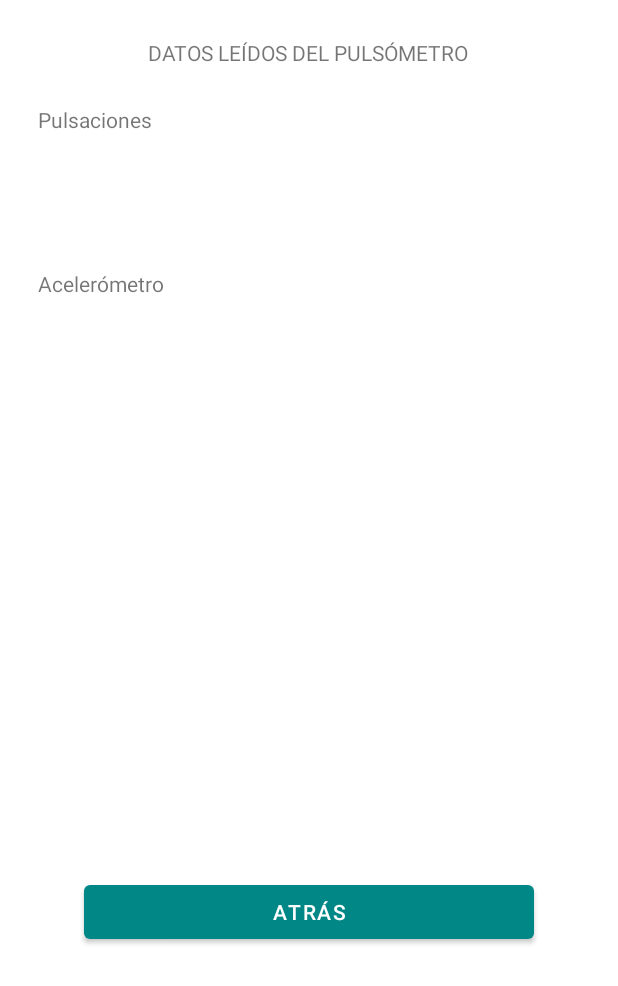
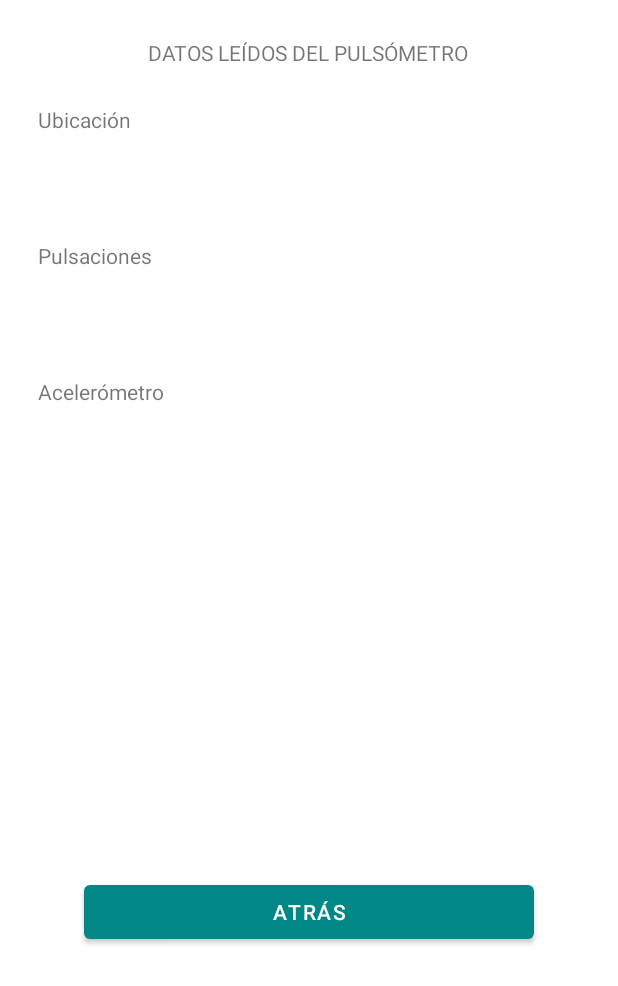
Before and after one commit to robgzj/TFG_Teleasistencia_2021, an Android app: the screen it shows after launch (DatosSensores), after a tap on "DATOS SENSORES", on a phone screen of 412 x 824 dp, the part 250-1236 px from its top. Run offline under Robolectric (Android 15) with nearby library versions, the phone set to English and light mode, and no system bars.

Commit message:
Añadida la funcionalidad del lector del acelerómetro y GPS

```diff
--- a/AndroidProject/app/src/main/AndroidManifest.xml
+++ b/AndroidProject/app/src/main/AndroidManifest.xml
@@ -1,7 +1,9 @@
 <?xml version="1.0" encoding="utf-8"?>
 <manifest xmlns:android="http://schemas.android.com/apk/res/android"
+    xmlns:tools="http://schemas.android.com/tools"
     package="com.example.tfg_teleasistencia_2021">
 
+    <uses-permission android:name="android.permission.ACCESS_FINE_LOCATION" />
     <application
         android:allowBackup="true"
         android:icon="@mipmap/app_icon"
--- a/AndroidProject/app/src/main/java/com/example/tfg_teleasistencia_2021/DatosSensores.java
+++ b/AndroidProject/app/src/main/java/com/example/tfg_teleasistencia_2021/DatosSensores.java
@@ -1,14 +1,55 @@
 package com.example.tfg_teleasistencia_2021;
 
+import android.Manifest;
+import android.annotation.SuppressLint;
 import android.content.Intent;
+import android.content.pm.PackageManager;
+import android.hardware.Sensor;
+import android.hardware.SensorEvent;
+import android.hardware.SensorEventListener;
+import android.hardware.SensorListener;
+import android.hardware.SensorManager;
+import android.location.Location;
+import android.location.LocationListener;
+import android.location.LocationManager;
 import android.os.Bundle;
 import android.widget.Button;
+import android.widget.TextView;
+import android.widget.Toast;
 
+import androidx.annotation.NonNull;
 import androidx.appcompat.app.AppCompatActivity;
+import androidx.core.app.ActivityCompat;
 
 public class DatosSensores extends AppCompatActivity {
 
+    private static final int REQUEST_CODE_LOCATION_PERMISSION = 1;
     Button btn_atras;
+    TextView txtUbi;
+    TextView txtAcelerometro;
+    Sensor acelerometro;
+    protected LocationManager mLocationManager;
+    protected SensorManager mSensorManager;
+
+    protected SensorEventListener mSensorListener= new SensorEventListener() {
+        @Override
+        public void onSensorChanged(SensorEvent event) {
+            txtAcelerometro.setText(String.format("X: %s\nY: %s\nZ: %s",event.values[0], event.values[1], event.values[2]));
+        }
+
+        @Override
+        public void onAccuracyChanged(Sensor sensor, int accuracy) {
+
+        }
+    };
+
+    protected LocationListener mLocationListener = new LocationListener() {
+        @Override
+        public void onLocationChanged(Location location) {
+            txtUbi.setText(String.format("Latitud: %s\nLongitud: %s", location.getLatitude(), location.getLongitude()));
+        }
+    };
+
     @Override
     protected void onCreate(Bundle savedInstanceState) {
         super.onCreate(savedInstanceState);
@@ -17,8 +58,49 @@ public class DatosSensores extends AppCompatActivity {
         btn_atras= findViewById(R.id.boton_atras2);
         btn_atras.setOnClickListener(v -> openMainActivity());
 
+        txtUbi=findViewById(R.id.datos_ubicacion);
+        txtAcelerometro=findViewById(R.id.datos_acelerometro);
 
+        getAccelerometerValues();
+
+        //Si no ha pedido permisos de ubicación los pide, si ya los ha pedido, no hace falta
+        if (ActivityCompat.checkSelfPermission(this, Manifest.permission.ACCESS_FINE_LOCATION) != PackageManager.PERMISSION_GRANTED && ActivityCompat.checkSelfPermission(this, Manifest.permission.ACCESS_COARSE_LOCATION) != PackageManager.PERMISSION_GRANTED) {
+            ActivityCompat.requestPermissions(this, new String[]{Manifest.permission.ACCESS_FINE_LOCATION}, REQUEST_CODE_LOCATION_PERMISSION);
+        }else{
+            getCurrentLocation();
+        }
     }
+
+
+    @Override
+    public void onRequestPermissionsResult(int requestCode, @NonNull String[] permissions, @NonNull int[] grantResults) {
+        super.onRequestPermissionsResult(requestCode, permissions, grantResults);
+        //En los permisos de ubicacion, si ha dicho que si, te da la ubicacion, si no te manda un mensaje de permiso denegado
+        if(requestCode==REQUEST_CODE_LOCATION_PERMISSION && grantResults.length >0){
+            if(grantResults[0] == PackageManager.PERMISSION_GRANTED){
+                getCurrentLocation();
+            }else{
+                Toast.makeText(this, "Permiso de ubicación denegado", Toast.LENGTH_SHORT).show();
+            }
+        }
+    }
+
+    @SuppressLint("MissingPermission")
+    private void getCurrentLocation() {
+        mLocationManager = (LocationManager) getSystemService(LOCATION_SERVICE);
+
+        mLocationManager.requestLocationUpdates(LocationManager.GPS_PROVIDER, 0,
+                0, mLocationListener);
+    }
+
+    private void getAccelerometerValues() {
+        mSensorManager= (SensorManager) getSystemService(SENSOR_SERVICE);
+
+        acelerometro= mSensorManager.getDefaultSensor(Sensor.TYPE_ACCELEROMETER);
+        mSensorManager.registerListener(mSensorListener, acelerometro, SensorManager.SENSOR_DELAY_NORMAL);
+    }
+
+
     public void openMainActivity(){
         Intent intent =new Intent(this, MainActivity.class);
         startActivity(intent);
--- a/AndroidProject/app/src/main/java/com/example/tfg_teleasistencia_2021/MainActivity.java
+++ b/AndroidProject/app/src/main/java/com/example/tfg_teleasistencia_2021/MainActivity.java
@@ -36,7 +36,7 @@ public class MainActivity extends AppCompatActivity{
         //Guardar estado switch
         switchB=findViewById(R.id.encender_app);
         SharedPreferences sharedPreferences= getSharedPreferences("save",MODE_PRIVATE);
-        switchB.setChecked(sharedPreferences.getBoolean("value", false));
+        switchB.setChecked(sharedPreferences.getBoolean("value", true));
 
         switchB.setOnClickListener(new View.OnClickListener() {
             @Override
--- a/AndroidProject/app/src/main/res/layout/datos_layout.xml
+++ b/AndroidProject/app/src/main/res/layout/datos_layout.xml
@@ -27,6 +27,26 @@
         android:layout_above="@id/boton_atras2"
         android:layout_below="@id/datos_leidos"
         android:layout_margin="25dp">
+
+        <TableRow
+            android:layout_width="match_parent"
+            android:layout_height="match_parent"
+            android:layout_weight="1">
+
+            <TextView
+                android:id="@+id/label_ubicacion"
+                android:layout_width="match_parent"
+                android:layout_height="match_parent"
+                android:layout_weight="1"
+                android:text="@string/tabla_ubicacion" />
+
+            <TextView
+                android:id="@+id/datos_ubicacion"
+                android:layout_width="match_parent"
+                android:layout_height="match_parent"
+                android:layout_weight="1"
+                android:text="@null" />
+        </TableRow>
 
         <TableRow
             android:layout_width="match_parent"
--- a/AndroidProject/app/src/main/res/values/strings.xml
+++ b/AndroidProject/app/src/main/res/values/strings.xml
@@ -7,9 +7,11 @@
         Aplicación desarollada por Roberto González Jiménez.
         Su objetivo es el desarrollo de un prototipo de sistema de teleasistencia de bajo
         coste basado en el uso del teléfono móvil y sensores.
+        Para que funcione la app es necesario tener activada la ubicación y el Bluetooth conectado a la pulsera.
     </string>
     <string name="boton_atras">Atrás</string>
     <string name="datos_enunciado">DATOS LEÍDOS DEL PULSÓMETRO</string>
     <string name="tabla_pulsaciones">Pulsaciones</string>
     <string name="tabla_acelerometro">Acelerómetro</string>
+    <string name="tabla_ubicacion">Ubicación</string>
 </resources>
```
Also changed, not shown: 2 other files.
